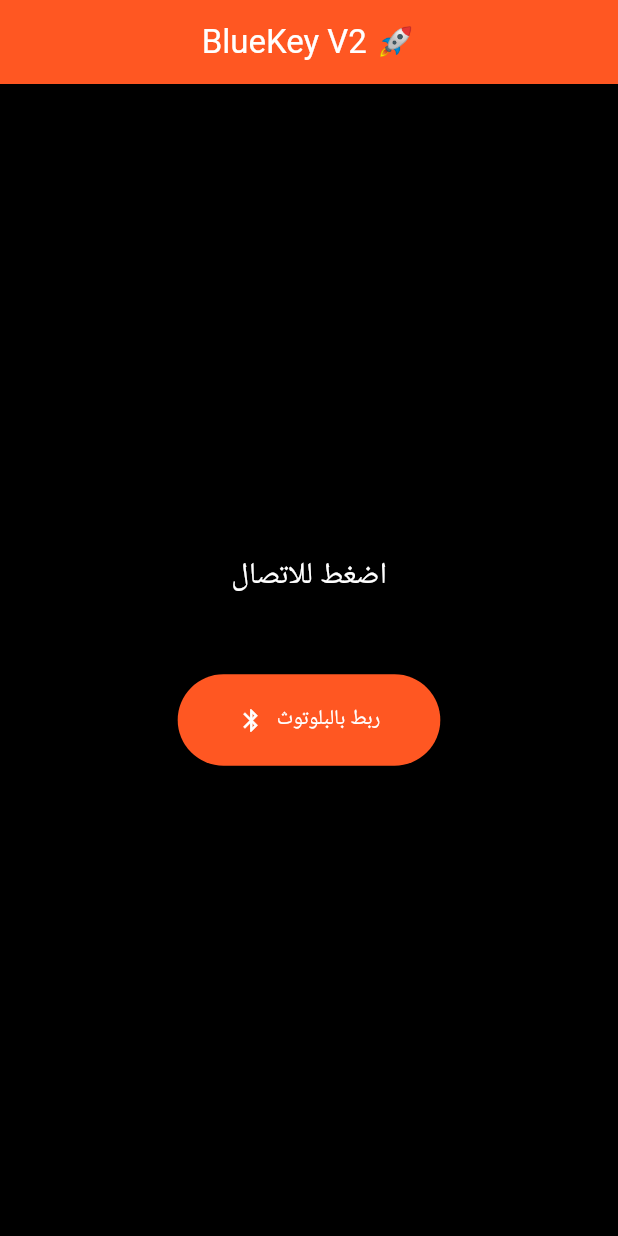
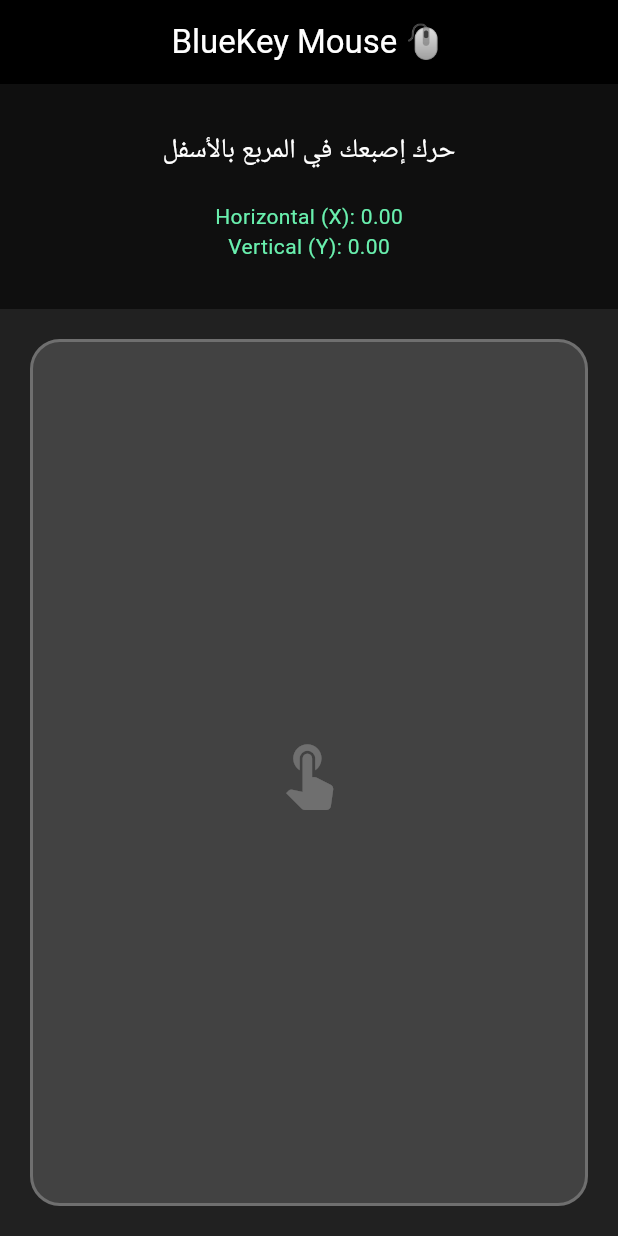
Before and after one commit to madeenomr/blue_key, a Flutter app: the screen it shows after launch, on a phone screen of 412 x 824 dp. Run offline on Flutter 3.47's test engine with Material 3 defaults, Android fonts, the phone set to English and light mode, and no system bars.

Commit message:
Update main.dart

```diff
--- a/lib/main.dart
+++ b/lib/main.dart
@@ -1,68 +1,82 @@
 import 'package:flutter/material.dart';
-import 'package:flutter/services.dart';
-import 'package:permission_handler/permission_handler.dart';
 
 void main() {
-  runApp(const MaterialApp(home: BlueKeyHome()));
+  runApp(const MaterialApp(home: MousePadScreen()));
 }
 
-class BlueKeyHome extends StatefulWidget {
-  const BlueKeyHome({super.key});
+class MousePadScreen extends StatefulWidget {
+  const MousePadScreen({super.key});
 
   @override
-  State<BlueKeyHome> createState() => _BlueKeyHomeState();
+  State<MousePadScreen> createState() => _MousePadScreenState();
 }
 
-class _BlueKeyHomeState extends State<BlueKeyHome> {
-  String status = "اضغط للاتصال";
-  static const platform = MethodChannel('com.example.blue_key/bluetooth');
-
-  Future<void> requestPermissions() async {
-    await [Permission.bluetooth, Permission.bluetoothConnect].request();
-  }
-
-  Future<void> openBluetoothSettings() async {
-    try {
-      await platform.invokeMethod('openSettings');
-      setState(() { status = "جاري فتح البلوتوث..."; });
-    } catch (e) {
-      setState(() { status = "فشل: $e"; });
-    }
-  }
-
-  @override
-  void initState() {
-    super.initState();
-    requestPermissions();
-  }
+class _MousePadScreenState extends State<MousePadScreen> {
+  // متغيرات لحفظ حركة الإصبع وعرضها على الشاشة للتجربة
+  double moveX = 0;
+  double moveY = 0;
+  String status = "حرك إصبعك في المربع بالأسفل";
 
   @override
   Widget build(BuildContext context) {
     return Scaffold(
-      backgroundColor: Colors.black,
+      backgroundColor: Colors.grey[900], // خلفية داكنة
       appBar: AppBar(
-        title: const Text("BlueKey V2 🚀", style: TextStyle(color: Colors.white)),
-        backgroundColor: Colors.deepOrange, // لون جديد
+        title: const Text("BlueKey Mouse 🖱️", style: TextStyle(color: Colors.white)),
+        backgroundColor: Colors.black,
         centerTitle: true,
       ),
       body: Column(
-        mainAxisAlignment: MainAxisAlignment.center,
         children: [
-          Text(
-            status,
-            style: const TextStyle(color: Colors.white, fontSize: 20),
-            textAlign: TextAlign.center,
+          // شاشة عرض المعلومات (مؤقتة للتأكد أن اللمس يعمل)
+          Container(
+            padding: const EdgeInsets.all(20),
+            height: 150,
+            width: double.infinity,
+            color: Colors.black54,
+            child: Column(
+              mainAxisAlignment: MainAxisAlignment.center,
+              children: [
+                Text(status, style: const TextStyle(color: Colors.white, fontSize: 18)),
+                const SizedBox(height: 20),
+                Text("Horizontal (X): ${moveX.toStringAsFixed(2)}", style: const TextStyle(color: Colors.greenAccent)),
+                Text("Vertical (Y): ${moveY.toStringAsFixed(2)}", style: const TextStyle(color: Colors.greenAccent)),
+              ],
+            ),
           ),
-          const SizedBox(height: 50),
-          Center(
-            child: ElevatedButton.icon(
-              onPressed: openBluetoothSettings,
-              icon: const Icon(Icons.bluetooth),
-              label: const Text("ربط بالبلوتوث"),
-              style: ElevatedButton.styleFrom(
-                backgroundColor: Colors.deepOrange, // زر برتقالي لتميز التحديث
-                foregroundColor: Colors.white,
-                padding: const EdgeInsets.symmetric(horizontal: 40, vertical: 20),
+
+          // منطقة الماوس (Trackpad Area)
+          Expanded(
+            child: Container(
+              margin: const EdgeInsets.all(20),
+              decoration: BoxDecoration(
+                color: Colors.grey[800],
+                borderRadius: BorderRadius.circular(20),
+                border: Border.all(color: Colors.white24, width: 2),
+              ),
+              // هنا السحر: كاشف الحركة
+              child: GestureDetector(
+                // هذه الدالة تعمل عندما تحرك إصبعك (Dragging)
+                onPanUpdate: (details) {
+                  setState(() {
+                    // details.delta تعطينا الفرق في الحركة منذ آخر لحظة
+                    moveX = details.delta.dx;
+                    moveY = details.delta.dy;
+                    status = "جاري التحريك...";
+                    // ملاحظة: هنا مستقبلاً سنضع كود إرسال البلوتوث
+                  });
+                },
+                // هذه الدالة تعمل عندما ترفع إصبعك
+                onPanEnd: (details) {
+                  setState(() {
+                    moveX = 0;
+                    moveY = 0;
+                    status = "توقف التحريك";
+                  });
+                },
+                child: const Center(
+                  child: Icon(Icons.touch_app, size: 50, color: Colors.white24),
+                ),
               ),
             ),
           ),
```
